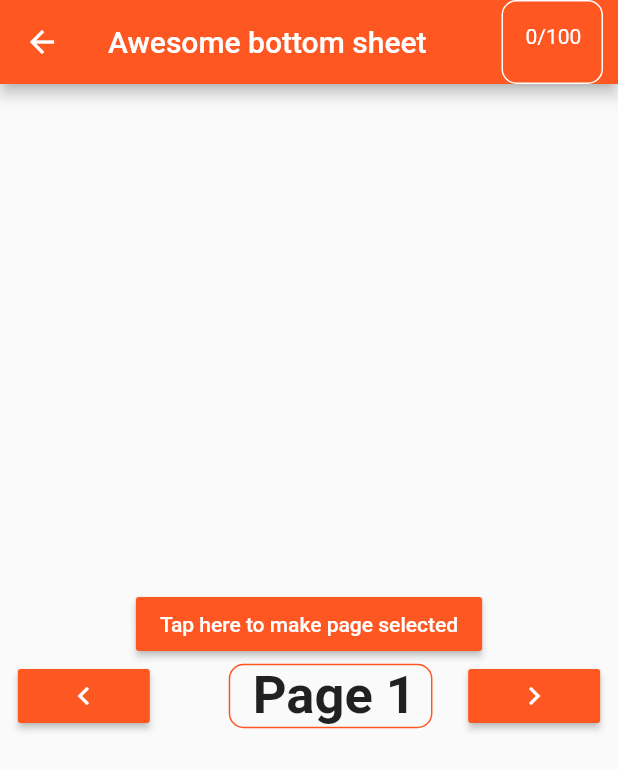
After one commit to OneDev0411/flutter-ui-challenging, a Flutter app: the BottomSheetAwesome screen opened directly, on a phone screen of 412 x 824 dp. The commit adds this screen. Shown: the top 770 px of the screen. Run offline on Flutter 3.47's test engine with Material 2 defaults, Android fonts, the phone set to English and light mode, and no system bars; our stand-ins replace charts_flutter, flare_flutter, flutter_custom_clippers, flutter_swiper, font_awesome_flutter, share and 3 more; missing offline and left inert: animated_floatactionbuttons, bottomreveal, intro_views_flutter; accounts and stored records are empty.

Commit message:
awesome bottom sheeet

```diff
--- /dev/null
+++ b/lib/src/widgets/bottomsheet.dart
@@ -0,0 +1,195 @@
+/**
+ * Author: Siddhartha Joshi
+ * profile: https://github.com/cimplesid
+  */
+
+import 'package:flutter/material.dart';
+
+class BottomSheetAwesome extends StatefulWidget {
+  static final String path = "lib\src\widgets\bottomsheet.dart";
+  @override
+  _BottomSheetAwesomeState createState() => _BottomSheetAwesomeState();
+}
+
+class _BottomSheetAwesomeState extends State<BottomSheetAwesome> {
+  GlobalKey<ScaffoldState> _scaffoldKey = GlobalKey<ScaffoldState>();
+  PageController _pageController = PageController();
+  int currentIndex = 0;
+  Map<dynamic, dynamic> progress = {};
+
+  @override
+  Widget build(BuildContext context) {
+    return Scaffold(
+        key: _scaffoldKey,
+        appBar: AppBar(
+          actions: <Widget>[
+            GestureDetector(
+              onTap: showaAwesomeSheet,
+              child: Container(
+                constraints: BoxConstraints(maxHeight: 10),
+                height: 10,
+                margin: EdgeInsets.only(right: 10),
+                padding: EdgeInsets.fromLTRB(15, 15, 10, 0),
+                decoration: BoxDecoration(
+                  border: Border.all(width: 1, color: Colors.white),
+                  borderRadius: BorderRadius.circular(10),
+                ),
+                child: Text(
+                  progress.length == null ? "0/100" : "${progress.length}/100 ",
+                  style: TextStyle(color: Colors.white),
+                ),
+              ),
+            ),
+          ],
+          title: Text('Awesome bottom sheet'),
+        ),
+        body: PageView.builder(
+          physics: NeverScrollableScrollPhysics(),
+          controller: _pageController,
+          onPageChanged: (index) {
+            setState(() {
+              currentIndex = index;
+            });
+          },
+          itemBuilder: (context, index) {
+            return Column(
+              mainAxisAlignment: MainAxisAlignment.center,
+              children: <Widget>[
+                RaisedButton(
+                  color: Theme.of(context).primaryColor,
+                  onPressed: () {
+                    setState(() {
+                      progress[index] = index;
+                    });
+                  },
+                  child: Text(
+                    'Tap here to make page selected',
+                    style: TextStyle(color: Colors.white),
+                  ),
+                ),
+                Container(
+                  child: Center(
+                    child: Row(
+                      mainAxisAlignment: MainAxisAlignment.spaceAround,
+                      children: <Widget>[
+                        RaisedButton(
+                          child: Icon(
+                            Icons.chevron_left,
+                            color: Colors.white,
+                          ),
+                          color: Theme.of(context).primaryColor,
+                          onPressed: () {
+                            _pageController
+                                .jumpToPage(_pageController.page.ceil() - 1);
+                          },
+                        ),
+                        SizedBox(
+                          width: 5,
+                        ),
+                        Container(
+                          padding: EdgeInsets.fromLTRB(15, 0, 10, 0),
+                          decoration: BoxDecoration(
+                            border: Border.all(
+                                width: 1,
+                                color: Theme.of(context).primaryColor),
+                            borderRadius: BorderRadius.circular(10),
+                          ),
+                          child: Text(
+                            'Page ${currentIndex + 1}',
+                            style: TextStyle(
+                                fontWeight: FontWeight.w700, fontSize: 35),
+                          ),
+                        ),
+                        RaisedButton(
+                          child: Icon(
+                            Icons.chevron_right,
+                            color: Colors.white,
+                          ),
+                          color: Theme.of(context).primaryColor,
+                          onPressed: () {
+                            _pageController
+                                .jumpToPage(_pageController.page.ceil() + 1);
+                          },
+                        ),
+                      ],
+                    ),
+                  ),
+                ),
+              ],
+            );
+          },
+          itemCount: 100,
+        ));
+  }
+
+  showaAwesomeSheet() {
+    showModalBottomSheet(
+      context: context,
+      builder: (context) {
+        return BottomSheet(
+          onClosing: () {},
+          builder: (context) {
+            return Column(
+              crossAxisAlignment: CrossAxisAlignment.start,
+              children: <Widget>[
+                Container(
+                  padding: EdgeInsets.all(10),
+                  child: Text(
+                    " Sheet",
+                    style: TextStyle(
+                      fontSize: 20,
+                    ),
+                  ),
+                ),
+                Divider(height: 0),
+                Expanded(
+                  child: GridView.builder(
+                    itemBuilder: (context, index) {
+                      return getTile(index);
+                    },
+                    gridDelegate: SliverGridDelegateWithFixedCrossAxisCount(
+                      crossAxisCount: 8,
+                    ),
+                    itemCount: 100,
+                  ),
+                ),
+              ],
+            );
+          },
+        );
+      },
+    );
+  }
+
+  getTile(key) {
+    int index = key;
+    bool hasVisited = progress[key] != null;
+    return GestureDetector(
+      onTap: () {
+        setState(() {
+          _pageController.jumpToPage(index);
+          Navigator.pop(context);
+        });
+      },
+      child: Container(
+        margin: EdgeInsets.all(5),
+        padding: EdgeInsets.all(5),
+        alignment: Alignment.center,
+        decoration: BoxDecoration(
+          borderRadius: BorderRadius.circular(5),
+          border: Border.all(
+              color: currentIndex == index
+                  ? Theme.of(context).primaryColor
+                  : Colors.black12),
+          color: hasVisited ? Theme.of(context).primaryColor : Colors.white,
+        ),
+        child: Text(
+          "${index + 1}",
+          style: TextStyle(
+            color: hasVisited ? Colors.white : Colors.black,
+          ),
+        ),
+      ),
+    );
+  }
+}
```
Also changed, not shown: lib/src/widgets/main_menu.dart (+76 -72 lines), 3 other files.
